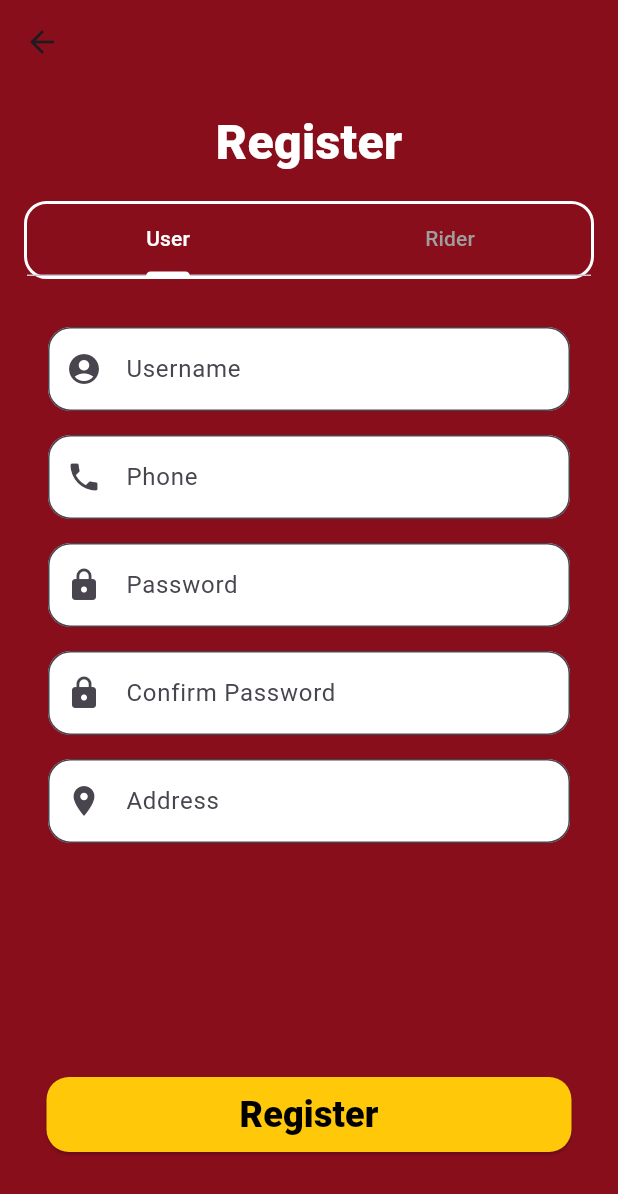
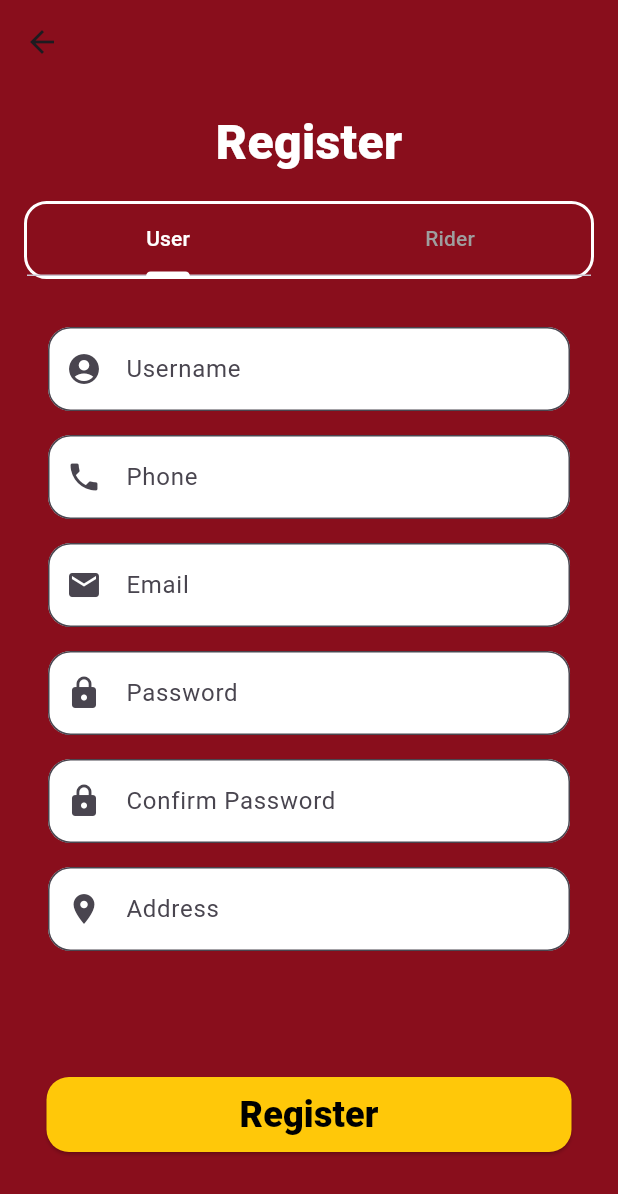
Before and after one commit to Pachara004/IshowSpeed, a Flutter app: the RegisterPage screen opened directly, on a phone screen of 412 x 824 dp. Shown: the top 1194 px of the screen. Run offline on Flutter 3.47's test engine with Material 3 defaults, Android fonts, the phone set to English and light mode, and no system bars; our stand-ins replace cloud_firestore, firebase_auth, firebase_core; accounts and stored records are empty.

Commit message:
Update register.dart

```diff
--- a/ishowspeed/lib/pages/register.dart
+++ b/ishowspeed/lib/pages/register.dart
@@ -15,6 +15,7 @@ class _RegisterPageState extends State<RegisterPage> {
   // Controllers for form fields
   final TextEditingController _usernameController = TextEditingController();
   final TextEditingController _phoneController = TextEditingController();
+  final TextEditingController _emailController = TextEditingController();
   final TextEditingController _passwordController = TextEditingController();
   final TextEditingController _confirmPasswordController = TextEditingController();
   final TextEditingController _addressController = TextEditingController();
@@ -149,6 +150,27 @@ class _RegisterPageState extends State<RegisterPage> {
                             },
                           ),
                           const SizedBox(height: 16),
+                          // Email
+                          TextFormField(
+                            controller: _emailController,
+                            decoration: InputDecoration(
+                              labelText: 'Email',
+                              filled: true,
+                              fillColor: Colors.white,
+                              prefixIcon: Icon(Icons.email),
+                              border: OutlineInputBorder(
+                                borderRadius: BorderRadius.circular(15),
+                              ),
+                            ),
+                            keyboardType: TextInputType.phone,
+                            validator: (value) {
+                              if (value!.isEmpty) {
+                                return 'Please enter your Email';
+                              }
+                              return null;
+                            },
+                          ),
+                          const SizedBox(height: 16),
                           // Password
                           TextFormField(
                             controller: _passwordController,
@@ -260,6 +282,27 @@ class _RegisterPageState extends State<RegisterPage> {
                             },
                           ),
                           const SizedBox(height: 16),
+                          // Email
+                          TextFormField(
+                            controller: _emailController,
+                            decoration: InputDecoration(
+                              labelText: 'Email',
+                              filled: true,
+                              fillColor: Colors.white,
+                              prefixIcon: Icon(Icons.email),
+                              border: OutlineInputBorder(
+                                borderRadius: BorderRadius.circular(15),
+                              ),
+                            ),
+                            keyboardType: TextInputType.phone,
+                            validator: (value) {
+                              if (value!.isEmpty) {
+                                return 'Please enter your Email';
+                              }
+                              return null;
+                            },
+                          ),
+                          const SizedBox(height: 16),
                           // Password
                           TextFormField(
                             controller: _passwordController,
```
